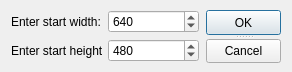
Old version of the form Painter/sizedialog.ui in the repository SuperSolik/study-cpp-projects.
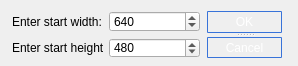
New version of the form.

Commit message: added method draw() in bmp class

Diff of the .ui file:
```diff
--- a/Painter/sizedialog.ui
+++ b/Painter/sizedialog.ui
@@ -6,24 +6,40 @@
    <rect>
     <x>0</x>
     <y>0</y>
-    <width>292</width>
-    <height>72</height>
+    <width>298</width>
+    <height>66</height>
    </rect>
   </property>
   <property name="windowTitle">
    <string>Dialog</string>
   </property>
-  <widget class="QWidget" name="layoutWidget">
+  <property name="styleSheet">
+   <string notr="true">QPushButton {
+    padding:2px;
+    color: #fff;
+    font-size: 12px;
+    border-radius: 1px;
+    border: 1px solid #3873d9;
+    background-color: qlineargradient( x1: 0, y1: 0, x2: 0, y2: 1,
+                                        stop: 0 #4287ff, stop: 1 #356ccc);
+ }
+QPushButton:pressed {
+    color: #111;
+    border: 1px solid #3873d9;
+    background: #fff;
+ }</string>
+  </property>
+  <widget class="QWidget" name="">
    <property name="geometry">
     <rect>
-     <x>10</x>
-     <y>10</y>
+     <x>11</x>
+     <y>11</y>
      <width>273</width>
-     <height>53</height>
+     <height>47</height>
     </rect>
    </property>
-   <layout class="QHBoxLayout" name="horizontalLayout">
-    <item>
+   <layout class="QGridLayout" name="gridLayout_2">
+    <item row="0" column="0">
      <layout class="QGridLayout" name="gridLayout">
       <item row="0" column="0">
        <widget class="QLabel" name="label">
@@ -115,7 +131,7 @@
       </item>
      </layout>
     </item>
-    <item>
+    <item row="0" column="1">
      <widget class="QSplitter" name="splitter">
       <property name="orientation">
        <enum>Qt::Vertical</enum>
```
The commit also changes 9 other files.
